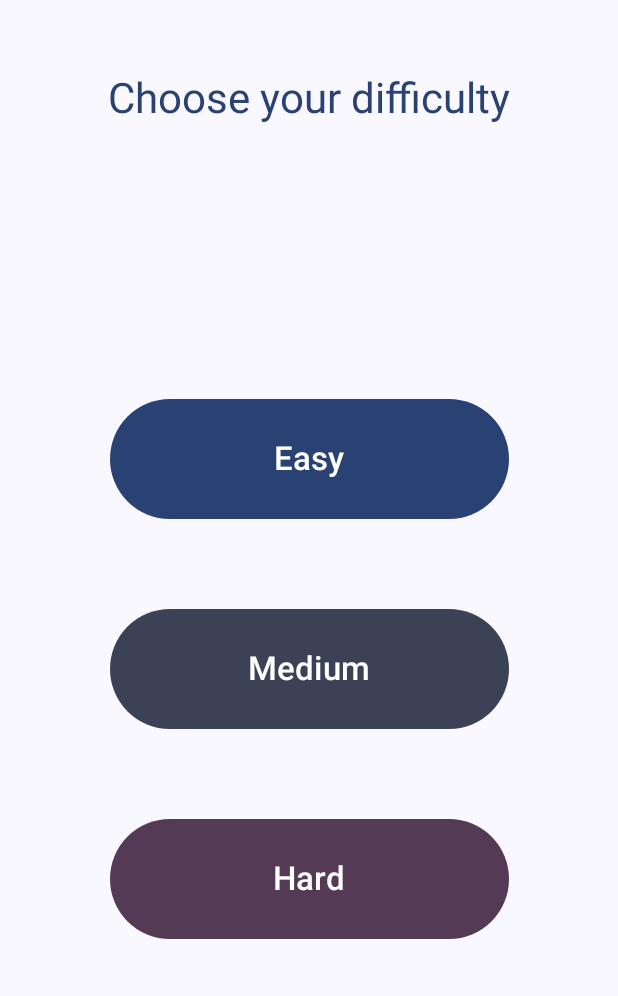
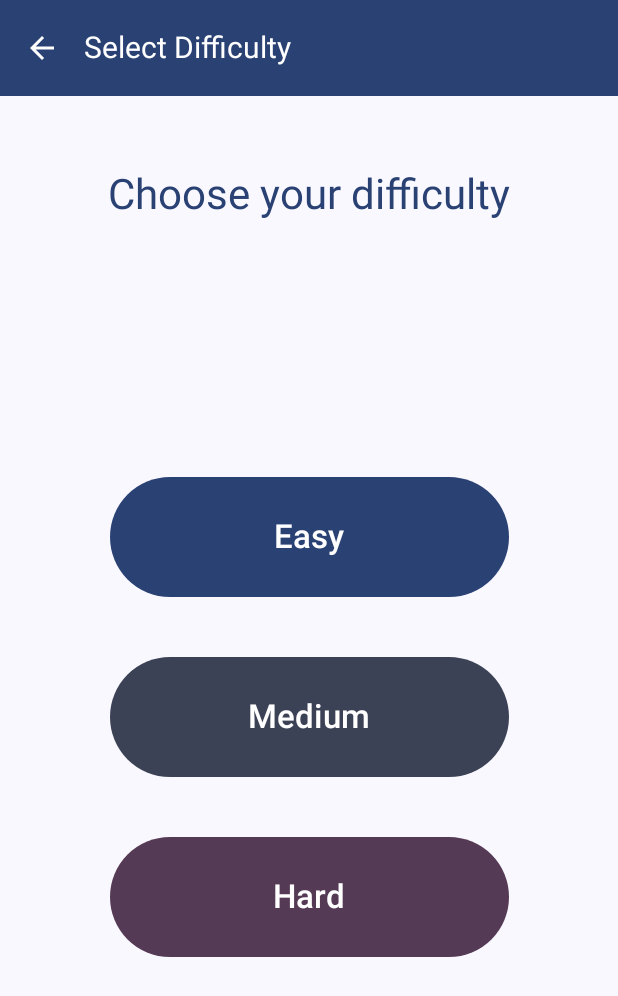
Before and after one commit to sgill33/Hangman, an Android app built with Jetpack Compose: the DifficultyScreen screen opened through its navigation route, on a phone screen of 412 x 824 dp. Shown: the top 996 px of the screen. Run offline under Robolectric (Android 15) with nearby library versions, the phone set to English and light mode, and no system bars.

Commit message:
feat: added top app bar with back button

```diff
--- a/app/src/main/java/com/zybooks/hangman/ui/screens/difficulty/DifficultyScreen.kt
+++ b/app/src/main/java/com/zybooks/hangman/ui/screens/difficulty/DifficultyScreen.kt
@@ -1,10 +1,13 @@
 package com.zybooks.hangman.ui.screens.difficulty
 
 import androidx.compose.foundation.layout.*
+import androidx.compose.material.icons.Icons
+import androidx.compose.material.icons.automirrored.filled.ArrowBack
 import androidx.compose.material3.*
 import androidx.compose.runtime.Composable
-import androidx.compose.ui.Alignment
+import androidx.compose.ui.Alignment.Companion.CenterHorizontally
 import androidx.compose.ui.Modifier
+import androidx.compose.ui.graphics.Color
 import androidx.compose.ui.tooling.preview.Preview
 import androidx.compose.ui.unit.dp
 import androidx.compose.ui.unit.sp
@@ -13,83 +16,84 @@ import androidx.navigation.compose.rememberNavController
 import com.zybooks.hangman.Routes
 import com.zybooks.hangman.ui.theme.HangmanTheme
 
+@OptIn(ExperimentalMaterial3Api::class)
 @Composable
 fun DifficultyScreen(navController: NavController) {
+    Scaffold(
+        topBar = {
+            TopAppBar(
+                title = { Text("Select Difficulty", fontSize = 20.sp) },
+                navigationIcon = {
+                    IconButton(onClick = { navController.popBackStack() }) {
+                        Icon(
+                            imageVector = Icons.AutoMirrored.Filled.ArrowBack,
+                            contentDescription = "Back",
+                            tint = MaterialTheme.colorScheme.onPrimary
+                        )
+                    }
+                },
+                colors = TopAppBarDefaults.topAppBarColors(
+                    containerColor = MaterialTheme.colorScheme.primary,
+                    titleContentColor = MaterialTheme.colorScheme.onPrimary
+                )
+            )
+        }
+    ) { paddingValues ->
         Column(
             modifier = Modifier
                 .fillMaxSize()
+                .padding(paddingValues)
                 .padding(16.dp),
-        horizontalAlignment = Alignment.CenterHorizontally
+            horizontalAlignment = CenterHorizontally
         ) {
-        // Title at the top
+            // Title
             Text(
                 text = "Choose your difficulty",
                 fontSize = 28.sp,
                 color = MaterialTheme.colorScheme.primary,
                 style = MaterialTheme.typography.headlineMedium,
-            modifier = Modifier.padding(top = 32.dp) // Adds space at the top
+                modifier = Modifier.padding(top = 32.dp)
             )
 
-        // Spacer to push buttons to the middle
             Spacer(modifier = Modifier.weight(1f))
 
-        // Difficulty Buttons (Centered)
+            // Difficulty Buttons
             Column(
-            horizontalAlignment = Alignment.CenterHorizontally,
+                horizontalAlignment = CenterHorizontally,
                 modifier = Modifier.fillMaxWidth()
             ) {
-            // Easy Button
+                DifficultyButton("Easy", MaterialTheme.colorScheme.primary) {
+                    navController.navigate(Routes.GameWithDifficulty("easy"))
+                }
+                Spacer(modifier = Modifier.height(40.dp))
+                DifficultyButton("Medium", MaterialTheme.colorScheme.secondary) {
+                    navController.navigate(Routes.GameWithDifficulty("medium"))
+                }
+                Spacer(modifier = Modifier.height(40.dp))
+                DifficultyButton("Hard", MaterialTheme.colorScheme.tertiary) {
+                    navController.navigate(Routes.GameWithDifficulty("hard"))
+                }
+            }
+
+            Spacer(modifier = Modifier.weight(1f))
+        }
+    }
+}
+
+@Composable
+fun DifficultyButton(text: String, color: Color, onClick: () -> Unit) {
     Button(
-                onClick = {navController.navigate(Routes.GameWithDifficulty("easy"))},
+        onClick = onClick,
         modifier = Modifier
             .fillMaxWidth(0.7f)
-                    .height(80.dp), // Large button
-                colors = ButtonDefaults.buttonColors(containerColor = MaterialTheme.colorScheme.primary)
+            .height(80.dp),
+        colors = ButtonDefaults.buttonColors(containerColor = color)
     ) {
         Text(
-                    text = "Easy",
+            text = text,
             fontSize = 22.sp,
             color = MaterialTheme.colorScheme.onPrimary
         )
-            }
-
-            Spacer(modifier = Modifier.height(60.dp))
-
-            // Medium Button
-            Button(
-                onClick = {navController.navigate(Routes.GameWithDifficulty("medium"))},
-                modifier = Modifier
-                    .fillMaxWidth(0.7f)
-                    .height(80.dp), // Large button
-                colors = ButtonDefaults.buttonColors(containerColor = MaterialTheme.colorScheme.secondary)
-            ) {
-                Text(
-                    text = "Medium",
-                    fontSize = 22.sp,
-                    color = MaterialTheme.colorScheme.onSecondary
-                )
-            }
-
-            Spacer(modifier = Modifier.height(60.dp))
-
-            // Hard Button
-            Button(
-                onClick = {navController.navigate(Routes.GameWithDifficulty("hard"))},
-                modifier = Modifier
-                    .fillMaxWidth(0.7f)
-                    .height(80.dp), // Large button
-                colors = ButtonDefaults.buttonColors(containerColor = MaterialTheme.colorScheme.tertiary)
-            ) {
-                Text(
-                    text = "Hard",
-                    fontSize = 22.sp,
-                    color = MaterialTheme.colorScheme.onTertiary
-                )
-            }
-        }
-
-        // Spacer to push everything to the right position
-        Spacer(modifier = Modifier.weight(1f))
     }
 }
 
```
Lines whose indentation alone changed are shown as unchanged.
